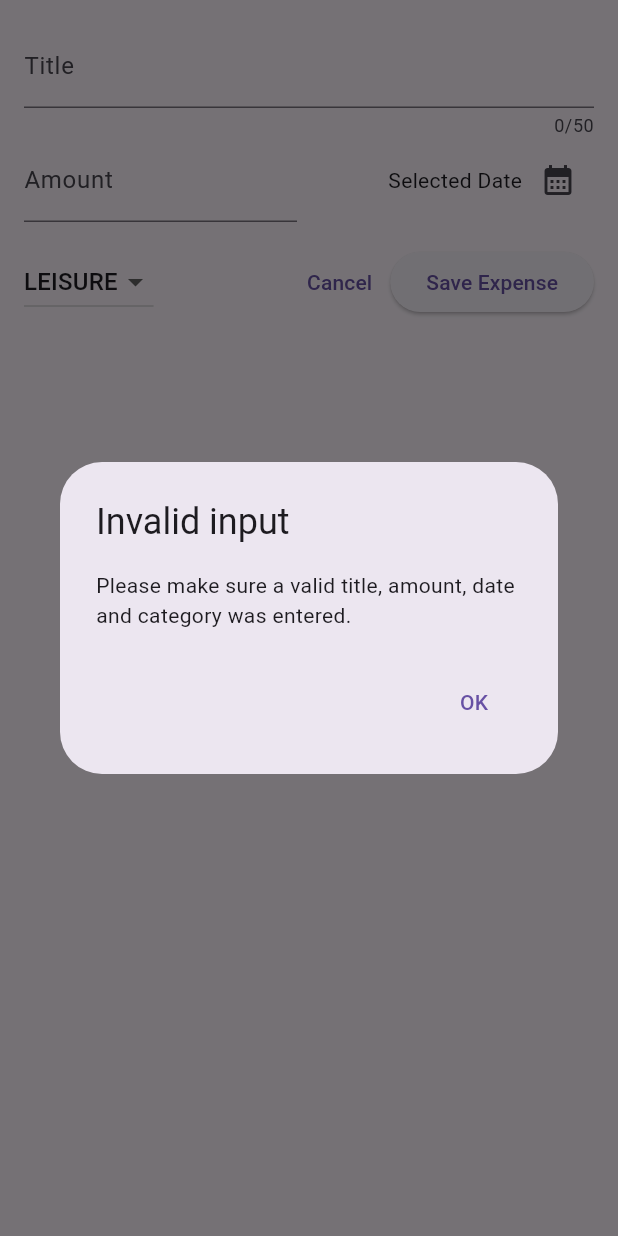
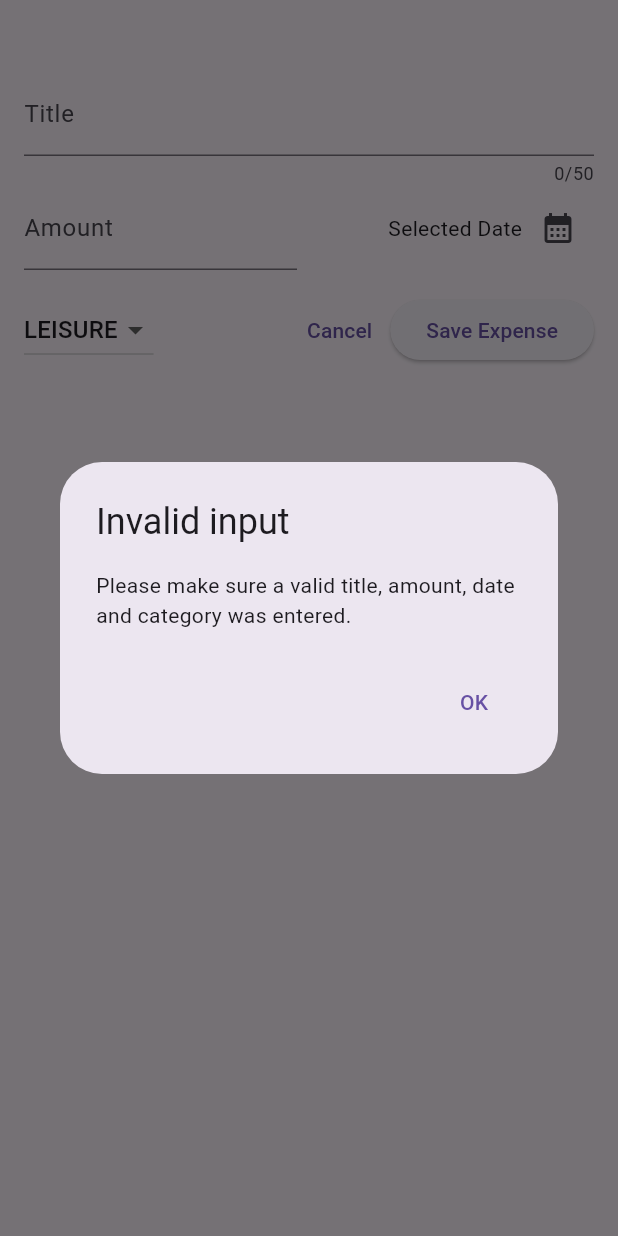
Before and after one commit to yuki-325/expense_tracker, a Flutter app: the NewExpense widget shown alone on an empty page, opened directly with empty values, after a tap on "Save Expense", on a phone screen of 412 x 824 dp. Run offline on Flutter 3.47's test engine with Material 3 defaults, Android fonts, the phone set to English and light mode, and no system bars; our stand-ins replace logger.

Commit message:
[fix] レイアウト修正

```diff
--- a/lib/expenses.dart
+++ b/lib/expenses.dart
@@ -54,6 +54,7 @@ class _ExpensesState extends State<Expenses> {
 
   void _openAddExpenseOverlay() {
     showModalBottomSheet(
+      isScrollControlled: true,
       context: context,
       builder: (context) => NewExpense(onAddExpense: _addExpense),
     );
--- a/lib/new_expense.dart
+++ b/lib/new_expense.dart
@@ -32,7 +32,7 @@ class _NewExpenseState extends State<NewExpense> {
   @override
   Widget build(BuildContext context) {
     return Padding(
-      padding: const EdgeInsets.all(16),
+      padding: const EdgeInsets.fromLTRB(16, 48, 16, 16),
       child: Column(
         children: [
           TextField(
@@ -152,7 +152,7 @@ class _NewExpenseState extends State<NewExpense> {
     }
     widget.onAddExpense(Expense(
         amount: double.parse(_amountController.text),
-        title: _titleController.text.trim(),
+        title: _titleController.text,
         category: _selectedCategory,
         date: _selectedDate!));
     Navigator.pop(context);
```
